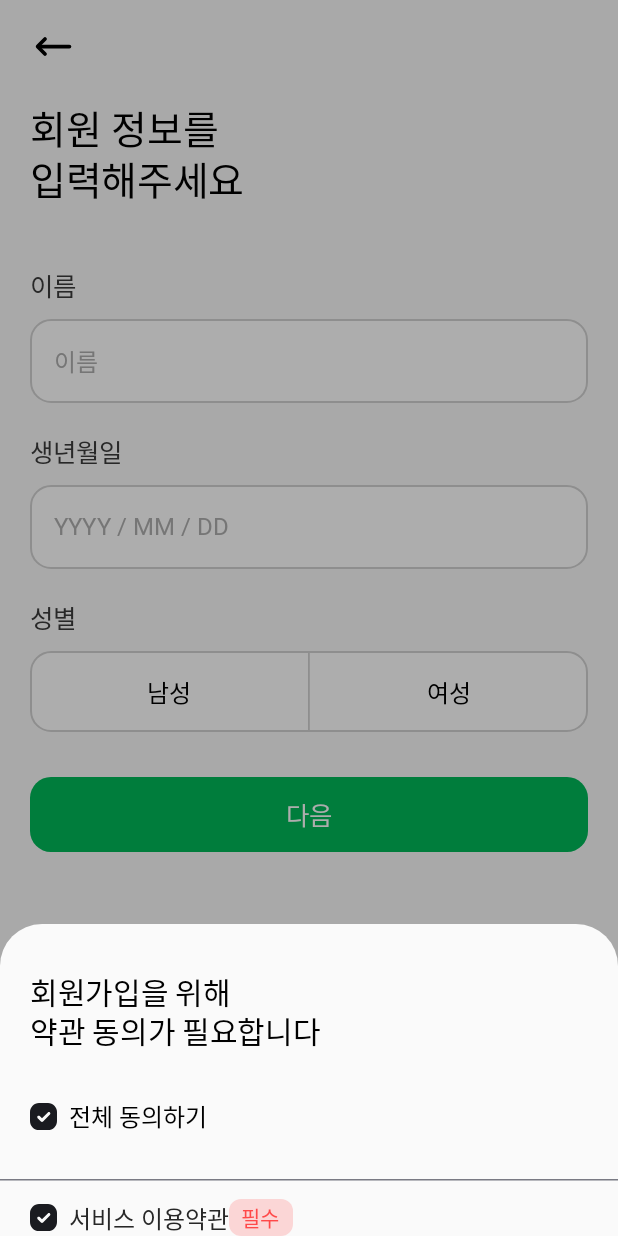
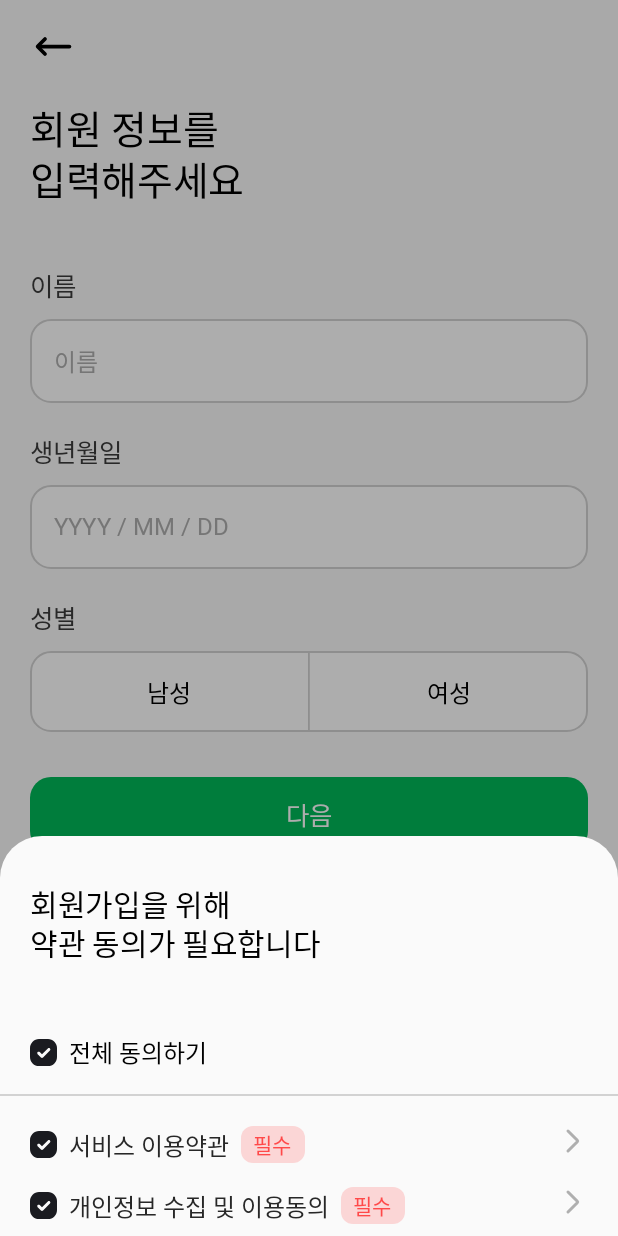
Before and after one commit to Medicare-Call/Medicare-Call-Frontend, an Android app built with Jetpack Compose: the composable LoginMyInfoScreen shown on its own in the app's theme, after a tap on "다음", on a phone screen of 412 x 824 dp. Run offline under Robolectric (Android 15) with nearby library versions, the phone set to English and light mode, and no system bars; Roboto replaces fonts that are not available here.

Commit message:
Feat: 약관 바텀모달; CTA 버튼 이전까지

```diff
--- /dev/null
+++ b/app/src/main/java/com/konkuk/medicarecall/ui/login_info/component/AgreementItem.kt
@@ -0,0 +1,59 @@
+package com.konkuk.medicarecall.ui.login_info.component
+
+import androidx.compose.foundation.background
+import androidx.compose.foundation.layout.Arrangement
+import androidx.compose.foundation.layout.Box
+import androidx.compose.foundation.layout.Row
+import androidx.compose.foundation.layout.Spacer
+import androidx.compose.foundation.layout.fillMaxWidth
+import androidx.compose.foundation.layout.padding
+import androidx.compose.foundation.layout.width
+import androidx.compose.foundation.shape.RoundedCornerShape
+import androidx.compose.material3.Icon
+import androidx.compose.material3.Text
+import androidx.compose.runtime.Composable
+import androidx.compose.ui.Alignment
+import androidx.compose.ui.Modifier
+import androidx.compose.ui.draw.clip
+import androidx.compose.ui.res.painterResource
+import androidx.compose.ui.unit.dp
+import com.konkuk.medicarecall.R
+import com.konkuk.medicarecall.ui.theme.MediCareCallTheme
+
+@Composable
+fun AgreementItem(text: String, modifier: Modifier = Modifier) {
+    Row(modifier.fillMaxWidth(), horizontalArrangement = Arrangement.SpaceBetween) {
+        Row(
+            verticalAlignment = Alignment.CenterVertically,
+            horizontalArrangement = Arrangement.spacedBy(8.dp)
+        ) {
+
+            Icon(
+                painterResource(R.drawable.ic_check_box),
+                contentDescription = "체크박스"
+            )
+            Text(
+                text,
+                color = MediCareCallTheme.colors.gray9,
+                style = MediCareCallTheme.typography.M_16
+            )
+            Box(
+                Modifier
+                    .clip(RoundedCornerShape(8.dp))
+                    .background(MediCareCallTheme.colors.negative.copy(alpha = 0.2f))
+            ) {
+                Text(
+                    "필수", // 추후 필수 아닌 선택 동의 추가 가능
+                    color = MediCareCallTheme.colors.negative,
+                    style = MediCareCallTheme.typography.R_14,
+                    modifier = Modifier.padding(horizontal = 8.dp, vertical = 2.dp)
+                )
+            }
+        }
+        Icon(
+            painterResource(R.drawable.ic_right_arrow),
+            contentDescription = "약관 보기",
+            tint = MediCareCallTheme.colors.gray3
+        )
+    }
+}
--- a/app/src/main/java/com/konkuk/medicarecall/ui/login_info/screen/LoginMyInfoScreen.kt
+++ b/app/src/main/java/com/konkuk/medicarecall/ui/login_info/screen/LoginMyInfoScreen.kt
@@ -8,6 +8,7 @@ import androidx.compose.foundation.layout.Box
 import androidx.compose.foundation.layout.Column
 import androidx.compose.foundation.layout.Row
 import androidx.compose.foundation.layout.Spacer
+import androidx.compose.foundation.layout.fillMaxHeight
 import androidx.compose.foundation.layout.fillMaxSize
 import androidx.compose.foundation.layout.fillMaxWidth
 import androidx.compose.foundation.layout.height
@@ -39,6 +40,7 @@ import androidx.compose.ui.unit.dp
 import androidx.navigation.NavController
 import com.konkuk.medicarecall.R
 import com.konkuk.medicarecall.data.model.LoginUiState
+import com.konkuk.medicarecall.ui.login_info.component.AgreementItem
 import com.konkuk.medicarecall.ui.login_info.component.CTAButton
 import com.konkuk.medicarecall.ui.login_info.component.CTAButtonType
 import com.konkuk.medicarecall.ui.login_info.component.DefaultTextField
@@ -136,15 +138,17 @@ fun LoginMyInfoScreen(
                 // Sheet content
 
                 Column {
-                    Column(Modifier.padding(vertical = 30.dp, horizontal = 20.dp)) {
+                    Column {
                         Text(
                             "회원가입을 위해\n약관 동의가 필요합니다",
                             color = MediCareCallTheme.colors.black,
-                            style = MediCareCallTheme.typography.B_20
+                            style = MediCareCallTheme.typography.B_20,
+                            modifier = modifier.padding(horizontal = 20.dp, vertical = 30.dp)
                         )
-                        Spacer(Modifier.height(30.dp))
                         Row(
-                            Modifier.fillMaxWidth(),
+                            Modifier
+                                .fillMaxWidth()
+                                .padding(horizontal = 20.dp, vertical = 16.dp),
                             verticalAlignment = Alignment.CenterVertically
                         ) {
                             Icon(
@@ -160,38 +164,18 @@ fun LoginMyInfoScreen(
 
                         }
                     }
-                    HorizontalDivider()
-                    Column(Modifier.padding(top = 12.dp, start = 20.dp, end = 20.dp)) {
-                        Row(
-                            Modifier.fillMaxWidth(),
-                            verticalAlignment = Alignment.CenterVertically
-                        ) {
-                            Icon(
-                                painterResource(R.drawable.ic_check_box),
-                                contentDescription = "체크박스"
-                            )
-                            Spacer(Modifier.width(8.dp))
-                            Text(
-                                "서비스 이용약관",
-                                color = MediCareCallTheme.colors.gray9,
-                                style = MediCareCallTheme.typography.M_16
-                            )
-                            Box(Modifier.clip(RoundedCornerShape(8.dp)).background(MediCareCallTheme.colors.negative.copy(alpha = 0.2f))) {
-                                Text(
-                                    "필수",
-                                    color = MediCareCallTheme.colors.negative,
-                                    style = MediCareCallTheme.typography.R_14,
-                                    modifier = Modifier.padding(horizontal = 8.dp, vertical = 2.dp)
-                                )
-                            }
-                        }
+                    HorizontalDivider(thickness = 1.4.dp, color = MediCareCallTheme.colors.gray2)
+                    Spacer(Modifier.height(12.dp))
+                    AgreementItem("서비스 이용약관", Modifier.padding(horizontal = 20.dp, vertical = 8.dp))
+                    AgreementItem(
+                        "개인정보 수집 및 이용동의",
+                        Modifier.padding(horizontal = 20.dp, vertical = 8.dp)
+                    )
+                }
+                // CTAButton(CTAButtonType.GREEN, "다음", {}, Modifier.padding(bottom = 30.dp))
+            }
 
-                    }
+        }
+    }
 
-                }
-
-            }
-        }
-
-    }
 }
--- /dev/null
+++ b/app/src/main/res/drawable/ic_right_arrow.xml
@@ -0,0 +1,12 @@
+<vector xmlns:android="http://schemas.android.com/apk/res/android"
+    android:width="20dp"
+    android:height="20dp"
+    android:viewportWidth="20"
+    android:viewportHeight="20">
+  <path
+      android:pathData="M6.665,16.668L12.861,10.473C13.121,10.212 13.121,9.79 12.861,9.53L6.665,3.335"
+      android:strokeWidth="2"
+      android:fillColor="#00000000"
+      android:strokeColor="#000000"
+      android:strokeLineCap="round"/>
+</vector>
```
